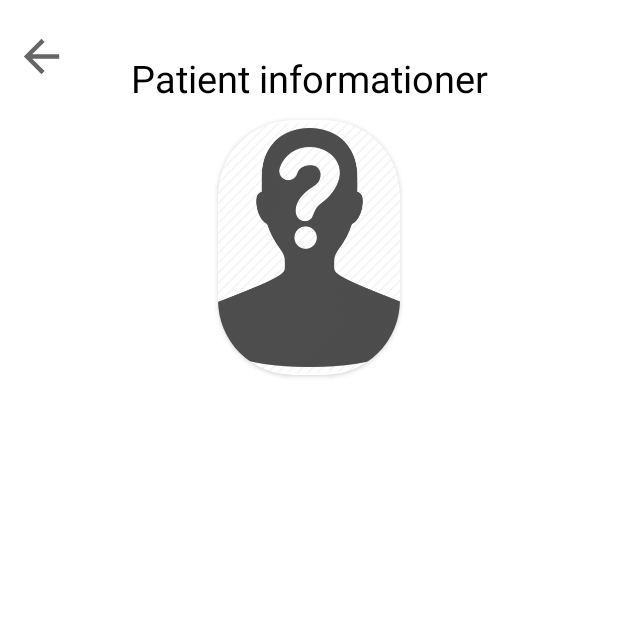
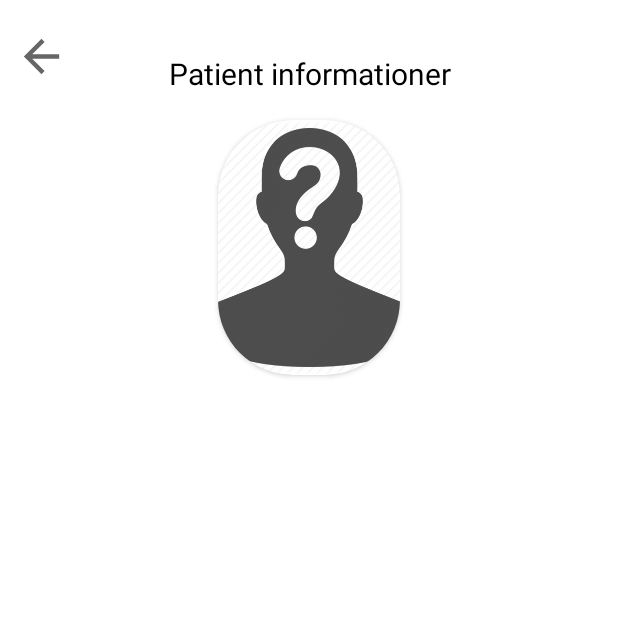
Before and after one commit to s164071/SafeMI_PersonaleApp, an Android app: the fragment Person shown on its own in the app's theme, on a phone screen of 412 x 824 dp, the top half of it. Run offline under Robolectric (Android 15) with nearby library versions, the phone set to English and light mode, and no system bars; our stand-ins replace Firebase (no records; nobody signed in at launch, a user with empty details on screens opened directly).

Commit message:
uden exceptionshopefully

```diff
--- a/app/src/main/java/com/example/myapplication/DataModel/PersonInformaitoner.kt
+++ b/app/src/main/java/com/example/myapplication/DataModel/PersonInformaitoner.kt
@@ -13,7 +13,6 @@ import java.io.File
 
 
 data class User(
-    //val authentication: FirebaseUser,
     val name: String,
     val cpr: String,
     val image: Bitmap?,
--- a/app/src/main/java/com/example/myapplication/Recent.kt
+++ b/app/src/main/java/com/example/myapplication/Recent.kt
@@ -13,8 +13,6 @@ import android.widget.ImageView
 import android.widget.LinearLayout
 import android.widget.TextView
 import com.example.myapplication.person.Person
-import kotlinx.android.synthetic.main.fragment_nearby.*
-import kotlinx.android.synthetic.main.fragment_recent.*
 
 class Recent : Fragment() {
     val TAG = "MainActivity"
@@ -60,7 +58,7 @@ class Recent : Fragment() {
                 cprfeldt.text = cpr
 
 
-                    var profilepic: Bitmap = BitmapFactory.decodeByteArray(b, 0, b.size)
+                    var profilepic: Bitmap? = BitmapFactory.decodeByteArray(b, 0, b.size)
                     var billede: ImageView = view.findViewById(R.id.Profile)
                     billede.setImageBitmap(profilepic)
 
--- a/app/src/main/java/com/example/myapplication/nearby.kt
+++ b/app/src/main/java/com/example/myapplication/nearby.kt
@@ -82,9 +82,6 @@ import com.google.firebase.database.ValueEventListener
 
 
 import com.google.firebase.storage.FirebaseStorage
-
-
-import kotlinx.android.synthetic.main.activity_beacon_oversigt.*
 
 
 import kotlinx.android.synthetic.main.fragment_nearby.*
@@ -409,7 +406,7 @@ class nearby : Fragment() {
 
         Log.d(logTags, "file $file")
         ref.getFile(file).addOnCompleteListener() { task ->
-            if (task.isSuccessful) {
+            if (task.isSuccessful && file!=null) {
 
                 bitmap = BitmapFactory.decodeFile(file.absolutePath)
 
--- a/app/src/main/java/com/example/myapplication/person/Person.kt
+++ b/app/src/main/java/com/example/myapplication/person/Person.kt
@@ -20,8 +20,7 @@ import androidx.fragment.app.activityViewModels
 
 class Person : Fragment() {
 
-    private lateinit var activity: MainActivity
-    private val logtag = Person::class.simpleName
+        private val logtag = Person::class.simpleName
     private lateinit var database: DatabaseReference
     private lateinit var mystorage: FirebaseStorage
 
--- a/app/src/main/java/com/example/myapplication/person/PersonViewModel.kt
+++ b/app/src/main/java/com/example/myapplication/person/PersonViewModel.kt
@@ -7,7 +7,7 @@ import androidx.lifecycle.MutableLiveData
 import androidx.lifecycle.ViewModel
 
 import com.example.myapplication.DataModel.PersonInformaitoner
-import com.google.firebase.auth.FirebaseUser
+
 
 enum class  PersonDataType {
     NAME,
--- a/app/src/main/res/layout/fragment_person.xml
+++ b/app/src/main/res/layout/fragment_person.xml
@@ -39,14 +39,14 @@
         <TextView
             android:id="@+id/home_headline"
             android:layout_width="269dp"
-            android:layout_height="54dp"
+            android:layout_height="48dp"
             android:layout_marginStart="30dp"
             android:layout_marginTop="25dp"
             android:layout_marginEnd="30dp"
             android:gravity="center|center_horizontal|center_vertical"
             android:text="Patient informationer"
             android:textColor="@android:color/black"
-            android:textSize="25sp"
+            android:textSize="20sp"
             app:layout_constraintEnd_toEndOf="parent"
             app:layout_constraintHorizontal_bias="0.5"
             app:layout_constraintStart_toStartOf="parent"
```
Also changed, not shown: app/src/main/res/layout/fragment_nearby.xml (+11 -13 lines).
